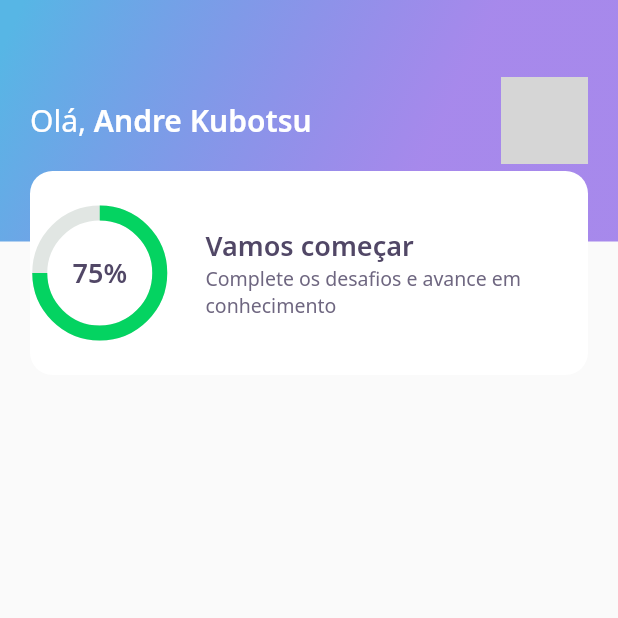
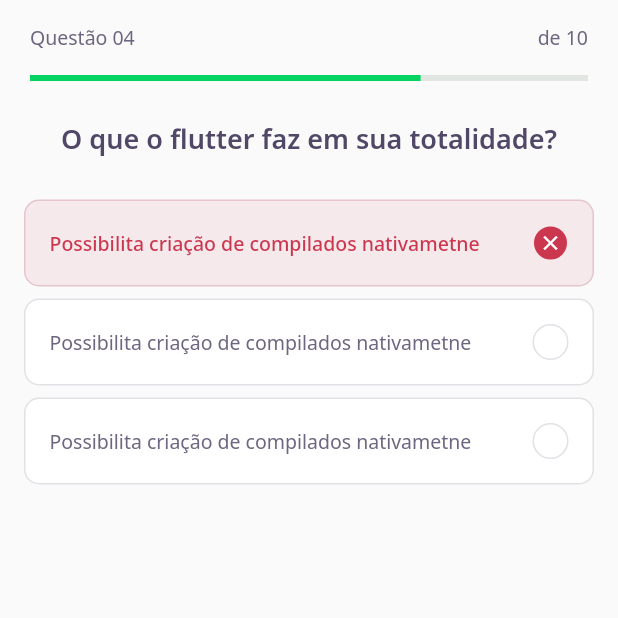
Before and after one commit to andrekubotsu/nlw5-devquiz-app-flutter, a Flutter app: the screen it shows after launch, on a phone screen of 412 x 824 dp, the top half of it. Run offline on Flutter 3.47's test engine with Material 2 defaults, Android fonts, the phone set to English and light mode, and no system bars; our stand-ins replace google_fonts; grey boxes are pictures that could not be loaded.

Commit message:
aula 02 - nlw5

```diff
--- /dev/null
+++ b/lib/challenge/challenge_page.dart
@@ -0,0 +1,21 @@
+import 'package:DevQuiz/challenge/widgets/question_indicator/question_indicator.dart';
+import 'package:DevQuiz/challenge/widgets/quiz/quiz_widget.dart';
+import 'package:flutter/material.dart';
+
+class ChallengePageWidget extends StatefulWidget {
+  @override
+  _ChallengePageWidgetState createState() => _ChallengePageWidgetState();
+}
+
+class _ChallengePageWidgetState extends State<ChallengePageWidget> {
+  @override
+  Widget build(BuildContext context) {
+    return Scaffold(
+      appBar: PreferredSize(
+        preferredSize: Size.fromHeight(80),
+        child: SafeArea(child: QuestionIndicatorWidget()),
+      ),
+      body: QuizWidget(title: "O que o flutter faz em sua totalidade?"),
+    );
+  }
+}
--- /dev/null
+++ b/lib/challenge/widgets/answer/answer_widget.dart
@@ -0,0 +1,79 @@
+import 'package:DevQuiz/core/app_colors.dart';
+import 'package:DevQuiz/core/core.dart';
+import 'package:flutter/material.dart';
+
+class AnswerWidget extends StatelessWidget {
+  final String title;
+  final bool isRight;
+  final bool isSelected;
+
+  const AnswerWidget(
+      {Key? key,
+      required this.title,
+      this.isRight = false,
+      this.isSelected = false})
+      : super(key: key);
+
+  Color get _selectedColorRight =>
+      isRight ? AppColors.darkGreen : AppColors.darkRed;
+
+  Color get _selectedBorderRight =>
+      isRight ? AppColors.lightGreen : AppColors.lightRed;
+
+  Color get _selectedColorCardRight =>
+      isRight ? AppColors.lightGreen : AppColors.lightRed;
+
+  Color get _selectedBorderCardRight =>
+      isRight ? AppColors.green : AppColors.red;
+
+  TextStyle get _selectedTextStyleRight =>
+      isRight ? AppTextStyles.bodyDarkGreen : AppTextStyles.bodyDarkRed;
+
+  IconData get _selectedIconRight => isRight ? Icons.check : Icons.close;
+
+  @override
+  Widget build(BuildContext context) {
+    return Padding(
+      padding: const EdgeInsets.symmetric(horizontal: 16, vertical: 4),
+      child: Container(
+          padding: EdgeInsets.all(16),
+          decoration: BoxDecoration(
+              color: isSelected ? _selectedColorCardRight : AppColors.white,
+              borderRadius: BorderRadius.circular(10),
+              border: Border.fromBorderSide(BorderSide(
+                  color: isSelected
+                      ? _selectedBorderCardRight
+                      : AppColors.border))),
+          child: Row(
+            mainAxisAlignment: MainAxisAlignment.spaceBetween,
+            children: [
+              Expanded(
+                child: Text(
+                  title,
+                  style:
+                      isSelected ? _selectedTextStyleRight : AppTextStyles.body,
+                ),
+              ),
+              Container(
+                width: 24,
+                height: 24,
+                decoration: BoxDecoration(
+                    color: isSelected ? _selectedColorRight : AppColors.white,
+                    borderRadius: BorderRadius.circular(500),
+                    border: Border.fromBorderSide(BorderSide(
+                        color: isSelected
+                            ? _selectedBorderRight
+                            : AppColors.border))),
+                child: isSelected
+                    ? Icon(
+                        isSelected ? _selectedIconRight : Icons.check,
+                        size: 16,
+                        color: Colors.white,
+                      )
+                    : null,
+              )
+            ],
+          )),
+    );
+  }
+}
--- /dev/null
+++ b/lib/challenge/widgets/question_indicator/question_indicator.dart
@@ -0,0 +1,36 @@
+import 'package:DevQuiz/core/core.dart';
+import 'package:DevQuiz/shared/widgets/progress_indicator/progress_indicator_widget.dart';
+import 'package:flutter/material.dart';
+
+class QuestionIndicatorWidget extends StatelessWidget {
+  @override
+  Widget build(BuildContext context) {
+    return Container(
+      padding: const EdgeInsets.symmetric(horizontal: 20),
+      child: Column(
+        children: [
+          SizedBox(
+            height: 16,
+          ),
+          Row(
+            mainAxisAlignment: MainAxisAlignment.spaceBetween,
+            children: [
+              Text(
+                "Questão 04",
+                style: AppTextStyles.body,
+              ),
+              Text(
+                "de 10",
+                style: AppTextStyles.body,
+              )
+            ],
+          ),
+          SizedBox(
+            height: 16,
+          ),
+          ProgressIndicatorWidget(value: 0.7),
+        ],
+      ),
+    );
+  }
+}
--- /dev/null
+++ b/lib/challenge/widgets/quiz/quiz_widget.dart
@@ -0,0 +1,30 @@
+import 'package:DevQuiz/challenge/widgets/answer/answer_widget.dart';
+import 'package:DevQuiz/core/core.dart';
+import 'package:flutter/material.dart';
+
+class QuizWidget extends StatelessWidget {
+  final String title;
+
+  const QuizWidget({Key? key, required this.title}) : super(key: key);
+
+  @override
+  Widget build(BuildContext context) {
+    return Container(
+      child: Column(
+        children: [
+          Text(
+            title,
+            style: AppTextStyles.heading,
+          ),
+          SizedBox(height: 24),
+          AnswerWidget(
+              isRight: false,
+              isSelected: true,
+              title: "Possibilita criação de compilados nativametne"),
+          AnswerWidget(title: "Possibilita criação de compilados nativametne"),
+          AnswerWidget(title: "Possibilita criação de compilados nativametne")
+        ],
+      ),
+    );
+  }
+}
--- a/lib/core/app_widget.dart
+++ b/lib/core/app_widget.dart
@@ -1,3 +1,4 @@
+import 'package:DevQuiz/challenge/challenge_page.dart';
 import 'package:DevQuiz/home/home_page.dart';
 import 'package:DevQuiz/splash/splash_page.dart';
 import 'package:flutter/material.dart';
@@ -7,7 +8,7 @@ class AppWidget extends StatelessWidget {
   Widget build(BuildContext context) {
     return MaterialApp(
       title: "DevQuiz",
-      home: HomePage(),
+      home: ChallengePageWidget(),
     );
   }
 }
--- a/lib/home/widgets/score_card/scorecard_widget.dart
+++ b/lib/home/widgets/score_card/scorecard_widget.dart
@@ -14,6 +14,8 @@ class ScoreCardWidget extends StatelessWidget {
         height: 136,
         decoration: BoxDecoration(
             color: AppColors.white, borderRadius: BorderRadius.circular(15)),
+        child: Padding(
+          padding: const EdgeInsets.symmetric(horizontal: 24),
           child: Row(
             crossAxisAlignment: CrossAxisAlignment.center,
             children: [
@@ -38,6 +40,7 @@ class ScoreCardWidget extends StatelessWidget {
             ],
           ),
         ),
+      ),
     );
   }
 }
--- /dev/null
+++ b/lib/shared/widgets/progress_indicator/progress_indicator_widget.dart
@@ -0,0 +1,18 @@
+import 'package:DevQuiz/core/app_colors.dart';
+import 'package:flutter/material.dart';
+
+class ProgressIndicatorWidget extends StatelessWidget {
+  final double value;
+
+  const ProgressIndicatorWidget({Key? key, required this.value})
+      : super(key: key);
+
+  @override
+  Widget build(BuildContext context) {
+    return LinearProgressIndicator(
+      value: value,
+      backgroundColor: AppColors.chartSecondary,
+      valueColor: AlwaysStoppedAnimation<Color>(AppColors.chartPrimary),
+    );
+  }
+}
```
Also changed, not shown: lib/home/home_page.dart (+36 -0 lines), lib/home/widgets/level_button/levelbutton_widget.dart (added, +54 -0 lines), lib/home/widgets/quiz_card/quizcard_widget.dart (added, +47 -0 lines), 1 other file. Lines whose indentation alone changed are shown as unchanged.
